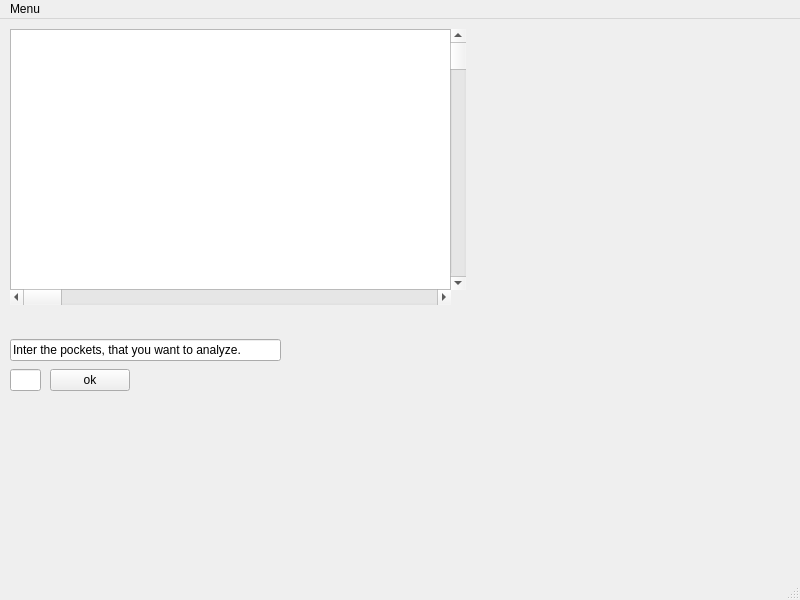
The window that sniffer.ui (dda-661-4/project) describes before a commit, drawn with Qt 5.
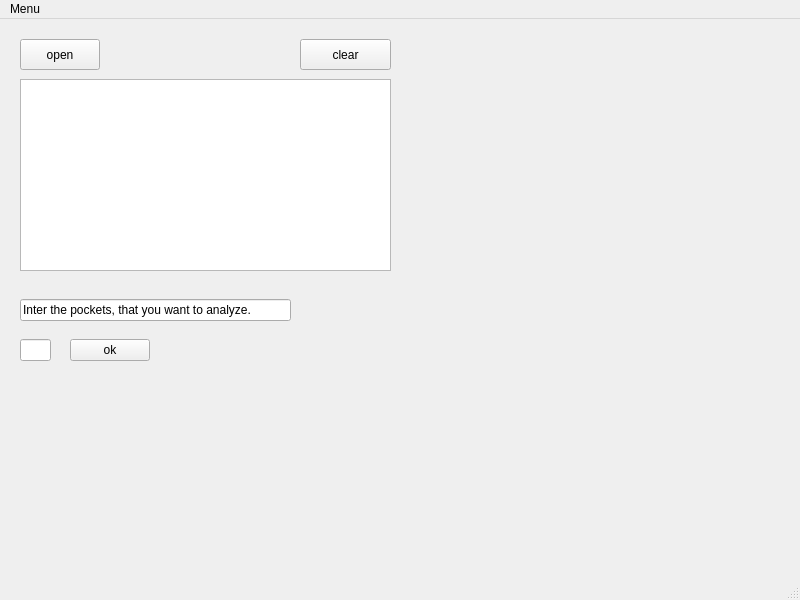
The same window after the commit.

What changed in the file:
```diff
--- a/sniffer.ui
+++ b/sniffer.ui
@@ -17,8 +17,8 @@
    <widget class="QPushButton" name="ok">
     <property name="geometry">
      <rect>
-      <x>50</x>
-      <y>350</y>
+      <x>70</x>
+      <y>320</y>
       <width>80</width>
       <height>22</height>
      </rect>
@@ -27,47 +27,11 @@
      <string>ok</string>
     </property>
    </widget>
-   <widget class="QPlainTextEdit" name="plainTextEdit">
-    <property name="geometry">
-     <rect>
-      <x>10</x>
-      <y>10</y>
-      <width>441</width>
-      <height>261</height>
-     </rect>
-    </property>
-   </widget>
-   <widget class="QScrollBar" name="horizontalScrollBar">
-    <property name="geometry">
-     <rect>
-      <x>10</x>
-      <y>270</y>
-      <width>441</width>
-      <height>16</height>
-     </rect>
-    </property>
-    <property name="orientation">
-     <enum>Qt::Horizontal</enum>
-    </property>
-   </widget>
-   <widget class="QScrollBar" name="verticalScrollBar">
-    <property name="geometry">
-     <rect>
-      <x>450</x>
-      <y>10</y>
-      <width>16</width>
-      <height>261</height>
-     </rect>
-    </property>
-    <property name="orientation">
-     <enum>Qt::Vertical</enum>
-    </property>
-   </widget>
    <widget class="QLineEdit" name="lineEdit">
     <property name="geometry">
      <rect>
-      <x>10</x>
-      <y>320</y>
+      <x>20</x>
+      <y>280</y>
       <width>271</width>
       <height>22</height>
      </rect>
@@ -79,13 +43,49 @@
    <widget class="QLineEdit" name="number">
     <property name="geometry">
      <rect>
-      <x>10</x>
-      <y>350</y>
+      <x>20</x>
+      <y>320</y>
       <width>31</width>
       <height>22</height>
      </rect>
     </property>
    </widget>
+   <widget class="QPushButton" name="open">
+    <property name="geometry">
+     <rect>
+      <x>20</x>
+      <y>20</y>
+      <width>80</width>
+      <height>31</height>
+     </rect>
+    </property>
+    <property name="text">
+     <string>open</string>
+    </property>
+   </widget>
+   <widget class="QPushButton" name="pushButton_2">
+    <property name="geometry">
+     <rect>
+      <x>300</x>
+      <y>20</y>
+      <width>91</width>
+      <height>31</height>
+     </rect>
+    </property>
+    <property name="text">
+     <string>clear</string>
+    </property>
+   </widget>
+   <widget class="QTextBrowser" name="textBrowser">
+    <property name="geometry">
+     <rect>
+      <x>20</x>
+      <y>60</y>
+      <width>371</width>
+      <height>192</height>
+     </rect>
+    </property>
+   </widget>
   </widget>
   <widget class="QMenuBar" name="menubar">
    <property name="geometry">
```
